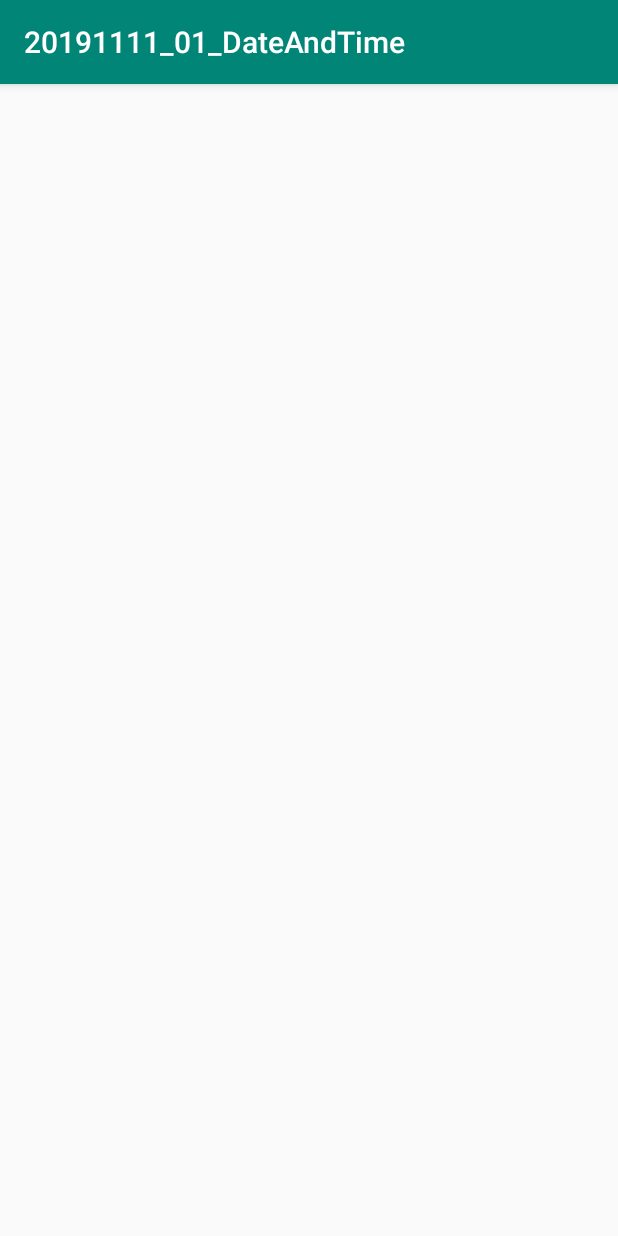
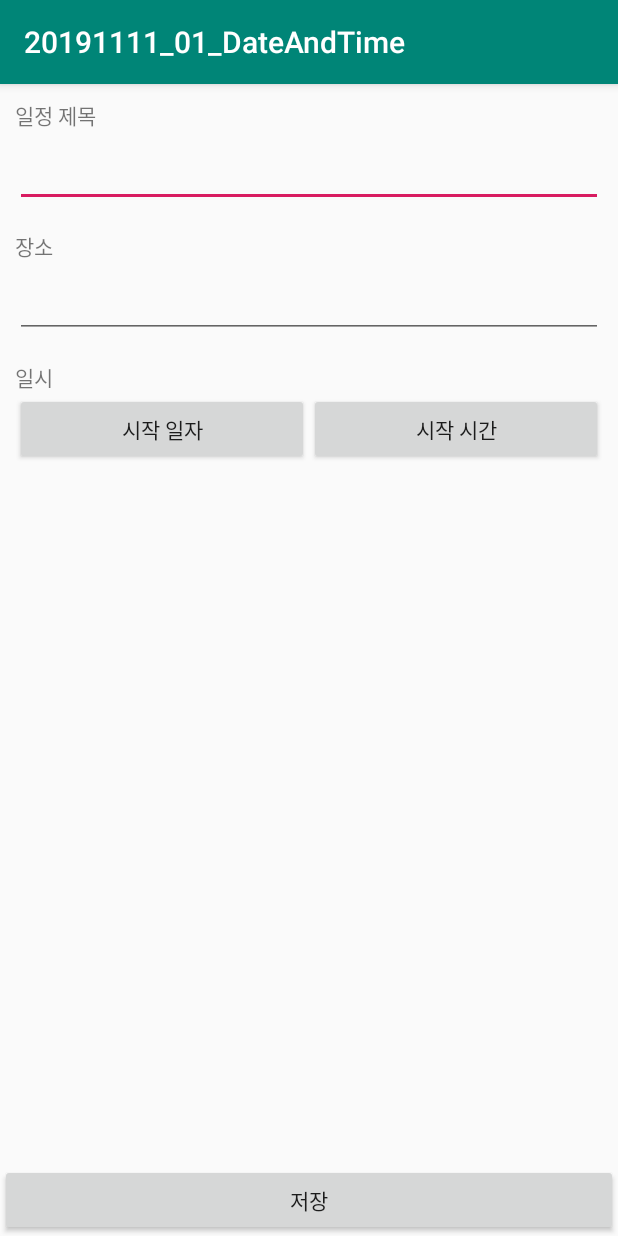
Before and after one commit to DdoniLaurent/20191111_01_DateAndTime, an Android app: the screen it shows after launch (MainActivity), on a phone screen of 412 x 824 dp. Run offline under Robolectric (Android 15) with nearby library versions, the phone set to English and light mode, and no system bars.

Commit message:
일정 입력화면 구현

```diff
--- a/app/src/main/res/layout/activity_main.xml
+++ b/app/src/main/res/layout/activity_main.xml
@@ -7,5 +7,64 @@
     android:orientation="vertical"
     tools:context=".MainActivity">
 
+    <LinearLayout
+        android:layout_width="match_parent"
+        android:layout_height="wrap_content"
+        android:orientation="vertical"
+        android:padding="10dp">
+
+        <TextView
+            android:layout_width="wrap_content"
+            android:layout_height="wrap_content"
+            android:text="일정 제목"/>
+        <EditText
+            android:layout_width="match_parent"
+            android:layout_height="wrap_content"
+            android:layout_marginTop="5dp"/>
+
+        <TextView
+            android:layout_marginTop="15dp"
+            android:layout_width="wrap_content"
+            android:layout_height="wrap_content"
+            android:text="장소"/>
+        <EditText
+            android:layout_width="match_parent"
+            android:layout_height="wrap_content"
+            android:layout_marginTop="5dp"/>
+
+        <TextView
+            android:layout_marginTop="15dp"
+            android:layout_width="wrap_content"
+            android:layout_height="wrap_content"
+            android:text="일시"/>
+
+        <LinearLayout
+            android:layout_width="match_parent"
+            android:layout_height="wrap_content"
+            android:orientation="horizontal">
+
+            <Button
+                android:layout_width="0dp"
+                android:layout_height="wrap_content"
+                android:layout_weight="1"
+                android:text="시작 일자" />
+            <Button
+                android:layout_width="0dp"
+                android:layout_height="wrap_content"
+                android:layout_weight="1"
+                android:text="시작 시간" />
+        </LinearLayout>
+
+    </LinearLayout>
+
+    <TextView
+        android:layout_width="wrap_content"
+        android:layout_height="0dp"
+        android:layout_weight="1"/>
+
+    <Button
+        android:layout_width="match_parent"
+        android:layout_height="wrap_content"
+        android:text="저장"/>
 
 </LinearLayout>
```
